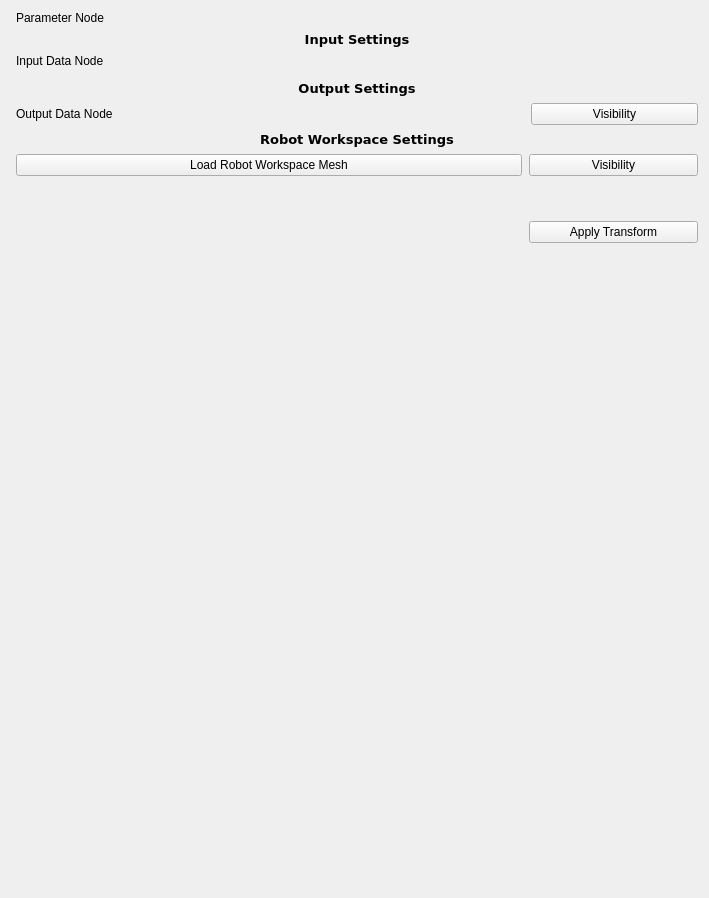
First picture: the form in WorkspaceGeneration/Resources/UI/qSlicerWorkspaceGenerationModuleWidget.ui, repository DhruvKoolRajamani/SlicerAIM_MRIRobot, before the edit.
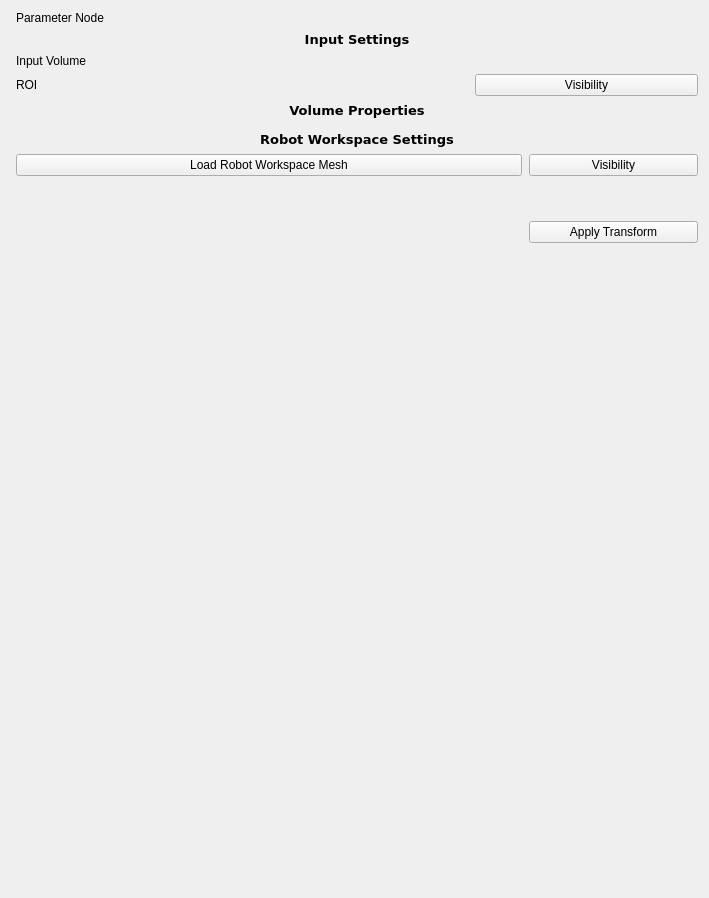
Second picture: the form after the edit. Custom widgets are drawn as their Qt base class.

Commit message: Segmentation fault after volume rendering. Multiple events being triggered

```diff
--- a/WorkspaceGeneration/Resources/UI/qSlicerWorkspaceGenerationModuleWidget.ui
+++ b/WorkspaceGeneration/Resources/UI/qSlicerWorkspaceGenerationModuleWidget.ui
@@ -60,6 +60,27 @@
      <property name="horizontalSpacing">
       <number>7</number>
      </property>
+     <item row="2" column="1">
+      <widget class="qMRMLNodeComboBox" name="ROINodeSelector">
+       <property name="toolTip">
+        <string extracomment="Select an annotation ROI node to store the output">Select an annotation ROI node to store the output</string>
+       </property>
+       <property name="nodeTypes">
+        <stringlist>
+         <string>vtkMRMLAnnotationROINode</string>
+        </stringlist>
+       </property>
+       <property name="noneEnabled">
+        <bool>true</bool>
+       </property>
+       <property name="renameEnabled">
+        <bool>true</bool>
+       </property>
+       <property name="selectNodeUponCreation">
+        <bool>true</bool>
+       </property>
+      </widget>
+     </item>
      <item row="0" column="0" colspan="3">
       <widget class="QLabel" name="InputSettingsLabel">
        <property name="font">
@@ -90,6 +111,26 @@
        </property>
       </widget>
      </item>
+     <item row="2" column="0">
+      <widget class="QLabel" name="AnnotationROINodeLabel">
+       <property name="text">
+        <string>ROI</string>
+       </property>
+       <property name="margin">
+        <number>5</number>
+       </property>
+      </widget>
+     </item>
+     <item row="1" column="0">
+      <widget class="QLabel" name="InputVolumeNodeLabel">
+       <property name="text">
+        <string>Input Volume</string>
+       </property>
+       <property name="margin">
+        <number>5</number>
+       </property>
+      </widget>
+     </item>
      <item row="1" column="1" colspan="2">
       <widget class="qMRMLNodeComboBox" name="InputNodeSelector">
        <property name="nodeTypes">
@@ -112,17 +153,7 @@
        </property>
       </widget>
      </item>
-     <item row="1" column="0">
-      <widget class="QLabel" name="InputNodeLabel">
-       <property name="text">
-        <string>Input Data Node</string>
-       </property>
-       <property name="margin">
-        <number>5</number>
-       </property>
-      </widget>
-     </item>
-     <item row="2" column="0" colspan="3">
+     <item row="4" column="0" colspan="3">
       <widget class="qSlicerVolumeRenderingPresetComboBox" name="InputVolumeRenderingPresetComboBox">
        <property name="sizePolicy">
         <sizepolicy hsizetype="Preferred" vsizetype="Preferred">
@@ -135,56 +166,15 @@
        </property>
       </widget>
      </item>
-    </layout>
-   </item>
-   <item>
-    <layout class="QGridLayout" name="OutputLayout">
-     <property name="leftMargin">
-      <number>5</number>
-     </property>
-     <property name="horizontalSpacing">
-      <number>7</number>
-     </property>
-     <item row="1" column="0">
-      <widget class="QLabel" name="ModelNodeLabel">
-       <property name="text">
-        <string>Output Data Node</string>
-       </property>
-       <property name="margin">
-        <number>5</number>
-       </property>
-      </widget>
-     </item>
-     <item row="1" column="3">
-      <widget class="ctkCheckablePushButton" name="OutputModelSetVisibilityCheckBox">
+     <item row="2" column="2">
+      <widget class="ctkCheckablePushButton" name="InputVolumeSetVisibilityCheckBox">
        <property name="text">
         <string>Visibility</string>
        </property>
       </widget>
      </item>
-     <item row="1" column="1" colspan="2">
-      <widget class="qMRMLNodeComboBox" name="OutputModelNodeSelector">
-       <property name="toolTip">
-        <string extracomment="Select a model node to store the output">Select a model node to store the output</string>
-       </property>
-       <property name="nodeTypes">
-        <stringlist>
-         <string>vtkMRMLModelNode</string>
-        </stringlist>
-       </property>
-       <property name="noneEnabled">
-        <bool>true</bool>
-       </property>
-       <property name="renameEnabled">
-        <bool>true</bool>
-       </property>
-       <property name="selectNodeUponCreation">
-        <bool>true</bool>
-       </property>
-      </widget>
-     </item>
-     <item row="0" column="0" colspan="4">
-      <widget class="QLabel" name="OutputModelSettingsLabel">
+     <item row="3" column="0" colspan="3">
+      <widget class="QLabel" name="InputVolumePropertiesLabel">
        <property name="font">
         <font>
          <family>DejaVu Sans</family>
@@ -197,7 +187,7 @@
         <number>1</number>
        </property>
        <property name="text">
-        <string>Output Settings</string>
+        <string>Volume Properties</string>
        </property>
        <property name="scaledContents">
         <bool>false</bool>
```
Left out of the diff: 3 changed lines with no effect on the pictures. The commit also changes 8 other files.
